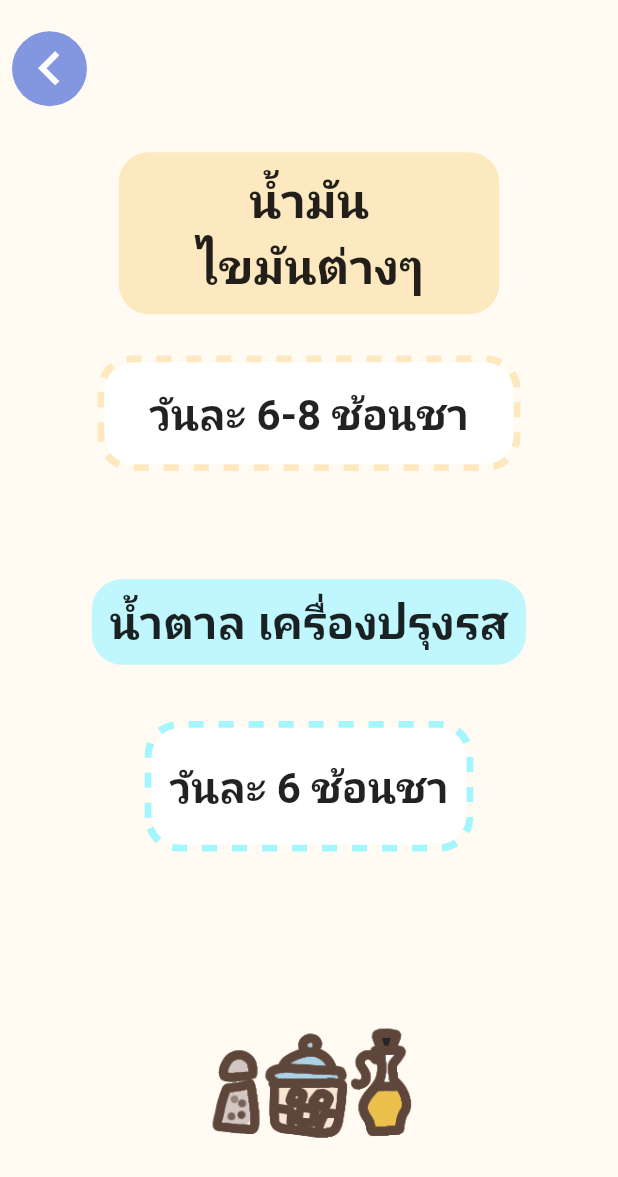
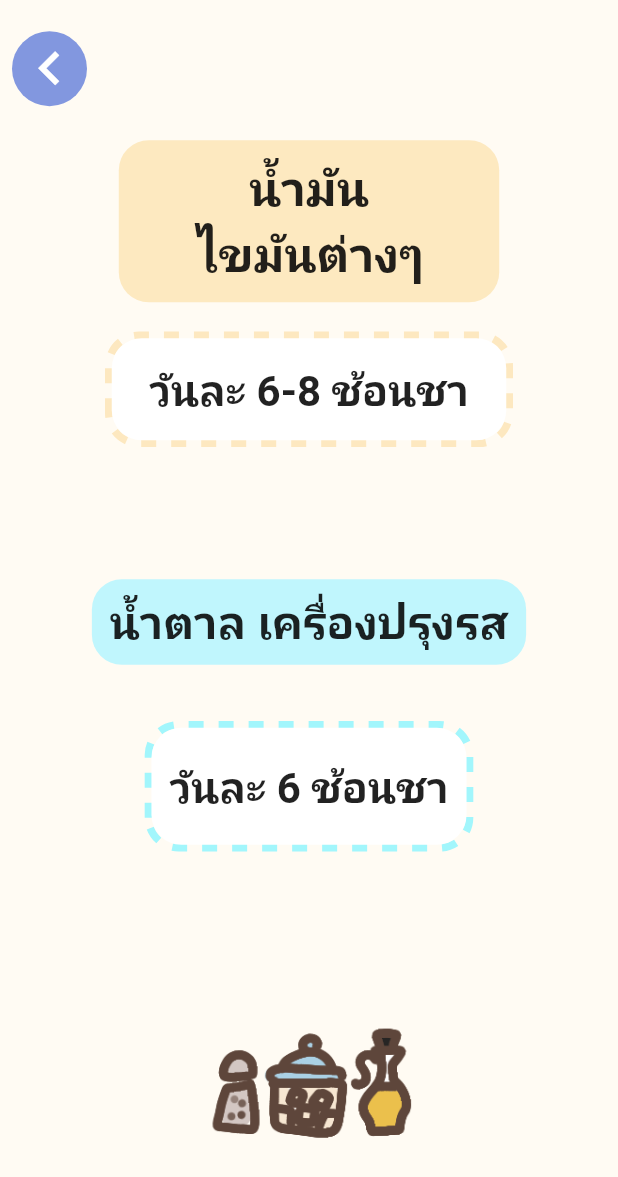
Before and after one commit to AINutritionProject/KinDeeUDee, a Flutter app: the OilPage screen opened directly, on a phone screen of 412 x 824 dp. Shown: the top 1177 px of the screen. Run offline on Flutter 3.47's test engine with Material 2 defaults, Android fonts, the phone set to English and light mode, and no system bars; drawn by our look-alikes of dotted_border; our stand-ins replace camera, cloud_firestore, csv, firebase_auth, firebase_core, firebase_storage and 5 more; missing offline and left inert: dart:ffi; accounts and stored records are empty.

Commit message:
fixed display vertical down

```diff
--- a/lib/pages/oil.dart
+++ b/lib/pages/oil.dart
@@ -41,7 +41,7 @@ class OilPage extends StatelessWidget {
                         child: Column(
                           children: [
                             Padding(
-                              padding: const EdgeInsets.symmetric(vertical: 10),
+                              padding: const EdgeInsets.symmetric(vertical: 2),
                               child: Container(
                                 padding: const EdgeInsets.symmetric(vertical: 10, horizontal: 50),
                                 decoration: BoxDecoration(
@@ -79,7 +79,7 @@ class OilPage extends StatelessWidget {
                                 borderType: BorderType.RRect,
                                 radius: const Radius.circular(20),
                                 child: Container(
-                                  padding: const EdgeInsets.symmetric(vertical: 15, horizontal: 30),
+                                  padding: const EdgeInsets.symmetric(vertical: 15, horizontal: 25),
                                   decoration: BoxDecoration(
                                     color: Colors.white,
                                     borderRadius: BorderRadius.circular(20)
```
